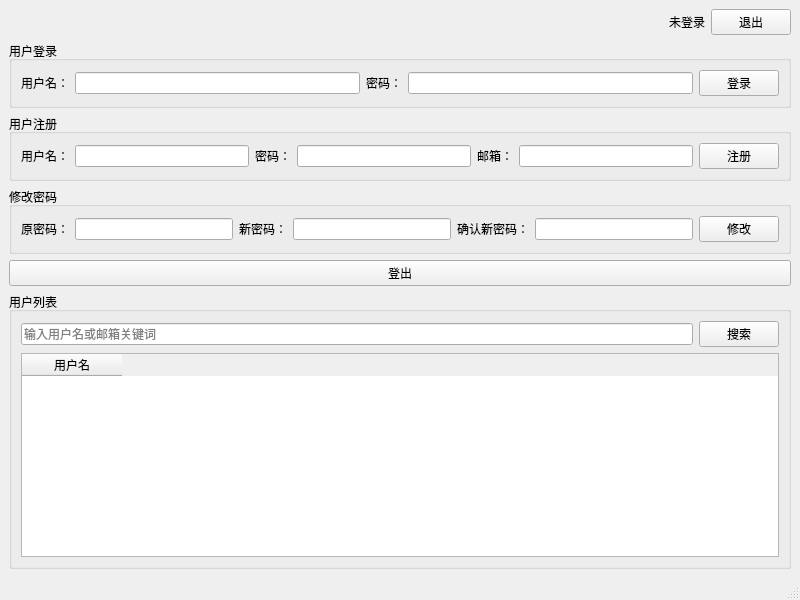
First picture: the form in mainwindow.ui, repository Yan-kaige/CPPManagementSystemWithQt, before the edit.
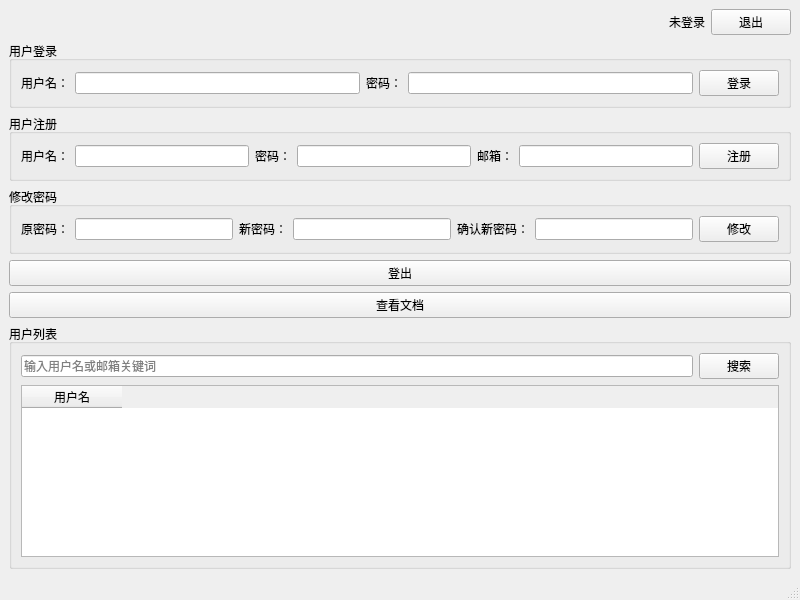
Second picture: the form after the edit.

Commit message: 查看文档  上传文档  搜索文档  删除文档

What changed in the file:
```diff
--- a/mainwindow.ui
+++ b/mainwindow.ui
@@ -204,6 +204,16 @@
       </property>
      </widget>
     </item>
+    <item>
+     <widget class="QPushButton" name="btnViewDocs">
+      <property name="text">
+       <string>查看文档</string>
+      </property>
+      <property name="visible">
+       <bool>false</bool>
+      </property>
+     </widget>
+    </item>
     <item>
      <widget class="QGroupBox" name="groupBoxUsers">
       <property name="title">
```
The commit also changes 11 other files.
